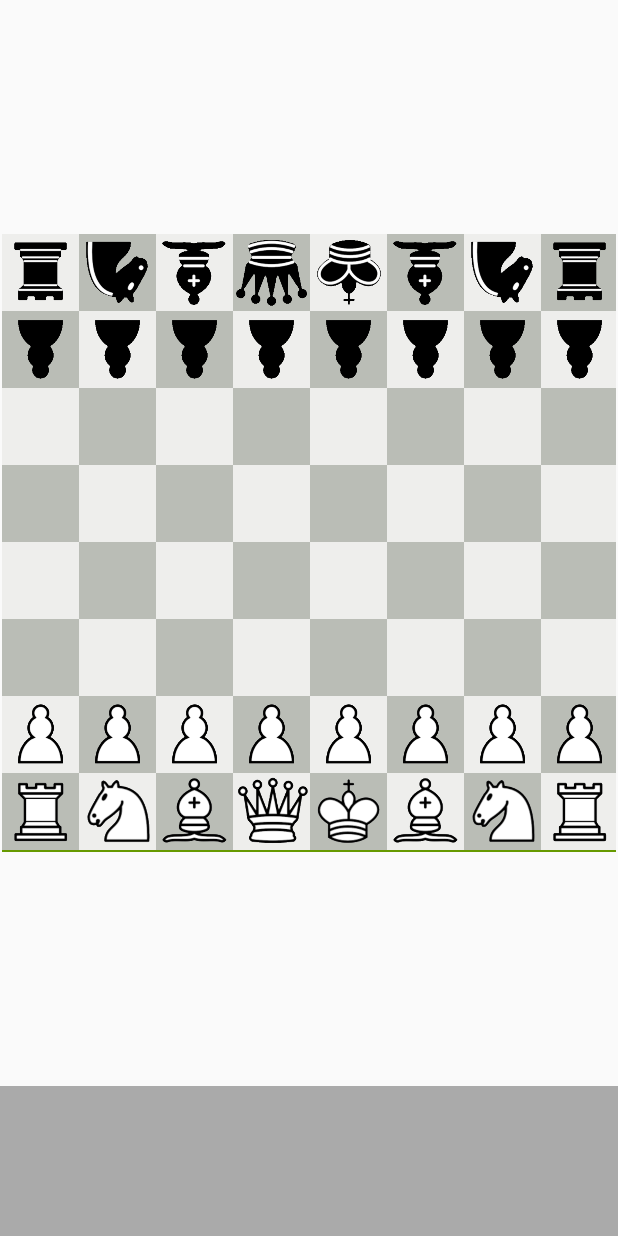
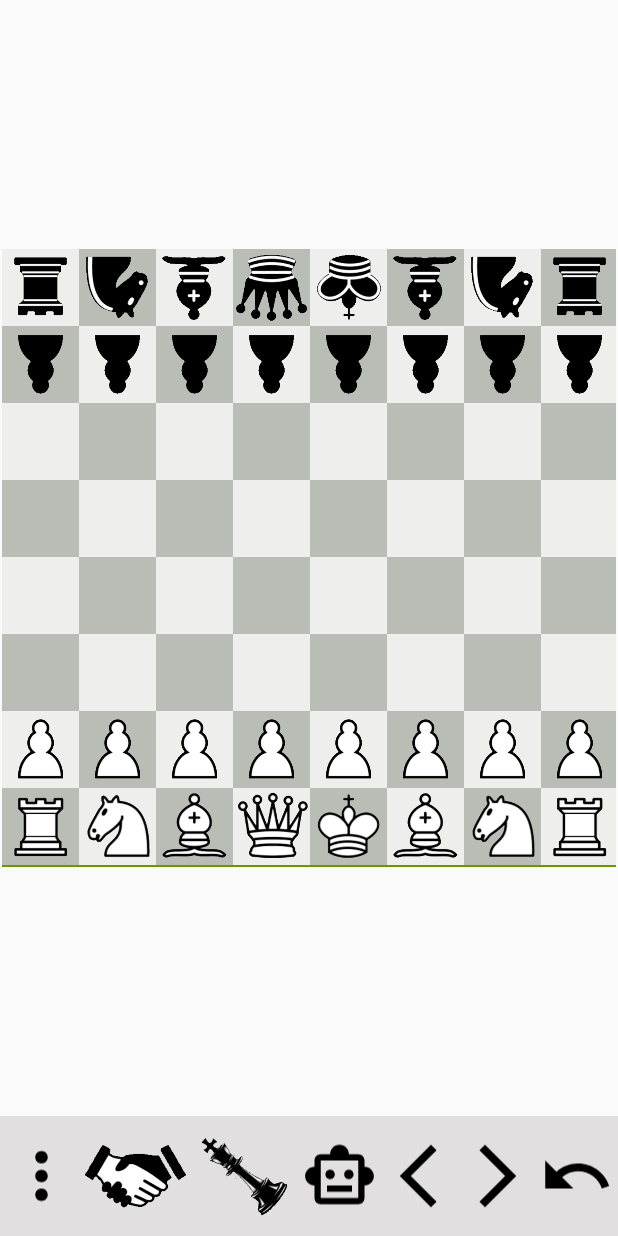
Before and after one commit to deno101/chessgame, an Android app: the screen it shows after launch (MainActivity), on a phone screen of 412 x 824 dp. Run offline under Robolectric (Android 15) with nearby library versions, the phone set to English and light mode, and no system bars.

Commit message:
init action bar

```diff
--- /dev/null
+++ b/app/src/main/res/drawable/ic_baseline_arrow_back_ios_new_24.xml
@@ -0,0 +1,9 @@
+<vector xmlns:android="http://schemas.android.com/apk/res/android"
+    android:width="24dp"
+    android:height="24dp"
+    android:viewportWidth="24"
+    android:viewportHeight="24">
+  <path
+      android:fillColor="@android:color/black"
+      android:pathData="M17.77,3.77l-1.77,-1.77l-10,10l10,10l1.77,-1.77l-8.23,-8.23z"/>
+</vector>
--- /dev/null
+++ b/app/src/main/res/drawable/ic_baseline_arrow_forward_ios_24.xml
@@ -0,0 +1,10 @@
+<vector xmlns:android="http://schemas.android.com/apk/res/android"
+    android:width="24dp"
+    android:height="24dp"
+    android:viewportWidth="24"
+    android:viewportHeight="24"
+    android:autoMirrored="true">
+  <path
+      android:fillColor="@android:color/black"
+      android:pathData="M6.23,20.23l1.77,1.77l10,-10l-10,-10l-1.77,1.77l8.23,8.23z"/>
+</vector>
--- /dev/null
+++ b/app/src/main/res/drawable/ic_baseline_more_vert_24.xml
@@ -0,0 +1,9 @@
+<vector xmlns:android="http://schemas.android.com/apk/res/android"
+    android:width="24dp"
+    android:height="24dp"
+    android:viewportWidth="24"
+    android:viewportHeight="24">
+  <path
+      android:fillColor="@android:color/black"
+      android:pathData="M12,8c1.1,0 2,-0.9 2,-2s-0.9,-2 -2,-2 -2,0.9 -2,2 0.9,2 2,2zM12,10c-1.1,0 -2,0.9 -2,2s0.9,2 2,2 2,-0.9 2,-2 -0.9,-2 -2,-2zM12,16c-1.1,0 -2,0.9 -2,2s0.9,2 2,2 2,-0.9 2,-2 -0.9,-2 -2,-2z"/>
+</vector>
--- /dev/null
+++ b/app/src/main/res/drawable/ic_baseline_undo_24.xml
@@ -0,0 +1,9 @@
+<vector xmlns:android="http://schemas.android.com/apk/res/android"
+    android:width="24dp"
+    android:height="24dp"
+    android:viewportWidth="24"
+    android:viewportHeight="24">
+  <path
+      android:fillColor="@android:color/black"
+      android:pathData="M12.5,8c-2.65,0 -5.05,0.99 -6.9,2.6L2,7v9h9l-3.62,-3.62c1.39,-1.16 3.16,-1.88 5.12,-1.88 3.54,0 6.55,2.31 7.6,5.5l2.37,-0.78C21.08,11.03 17.15,8 12.5,8z"/>
+</vector>
--- /dev/null
+++ b/app/src/main/res/drawable/outline_smart_toy_24.xml
@@ -0,0 +1,9 @@
+<vector xmlns:android="http://schemas.android.com/apk/res/android"
+    android:width="24dp"
+    android:height="24dp"
+    android:viewportWidth="24"
+    android:viewportHeight="24">
+  <path
+      android:fillColor="@android:color/black"
+      android:pathData="M20,9V7c0,-1.1 -0.9,-2 -2,-2h-3c0,-1.66 -1.34,-3 -3,-3S9,3.34 9,5H6C4.9,5 4,5.9 4,7v2c-1.66,0 -3,1.34 -3,3s1.34,3 3,3v4c0,1.1 0.9,2 2,2h12c1.1,0 2,-0.9 2,-2v-4c1.66,0 3,-1.34 3,-3S21.66,9 20,9zM18,19L6,19V7h12V19zM9,13c-0.83,0 -1.5,-0.67 -1.5,-1.5S8.17,10 9,10s1.5,0.67 1.5,1.5S9.83,13 9,13zM16.5,11.5c0,0.83 -0.67,1.5 -1.5,1.5s-1.5,-0.67 -1.5,-1.5S14.17,10 15,10S16.5,10.67 16.5,11.5zM8,15h8v2H8V15z"/>
+</vector>
--- a/app/src/main/res/layout/activity_main.xml
+++ b/app/src/main/res/layout/activity_main.xml
@@ -13,7 +13,7 @@
         android:columnCount="8"
         android:rowCount="8"
         android:background="@android:color/holo_green_dark"
-        app:layout_constraintBottom_toTopOf="@+id/linearLayout"
+        app:layout_constraintBottom_toTopOf="@+id/actionBar"
         app:layout_constraintEnd_toEndOf="parent"
         app:layout_constraintStart_toStartOf="parent"
         app:layout_constraintTop_toTopOf="parent"
@@ -22,11 +22,11 @@
 
     </GridLayout>
 
-    <LinearLayout
-        android:id="@+id/linearLayout"
+    <androidx.constraintlayout.widget.ConstraintLayout
+        android:id="@+id/actionBar"
         android:layout_width="match_parent"
-        android:layout_height="100dp"
-        android:background="@android:color/darker_gray"
+        android:layout_height="80dp"
+        android:background="#E1DFDF"
         android:orientation="horizontal"
         app:layout_constraintBottom_toBottomOf="parent"
         app:layout_constraintEnd_toEndOf="parent"
@@ -34,6 +34,86 @@
 
         <!--        TODO: add save, open, ai, resign, draw, undo-->
 
-    </LinearLayout>
+        <ImageView
+            android:id="@+id/ai"
+            android:layout_width="50dp"
+            android:layout_height="0dp"
+            app:layout_constraintBottom_toBottomOf="parent"
+            app:layout_constraintEnd_toStartOf="@+id/prevMove"
+            app:layout_constraintHorizontal_bias="0.5"
+            app:layout_constraintStart_toEndOf="@+id/resign"
+            app:layout_constraintTop_toTopOf="parent"
+            android:src="@drawable/outline_smart_toy_24" />
+
+        <ImageView
+            android:id="@+id/prevMove"
+            android:layout_width="50dp"
+            android:layout_height="0dp"
+            app:layout_constraintBottom_toBottomOf="parent"
+            app:layout_constraintEnd_toStartOf="@+id/nextMove"
+            app:layout_constraintHorizontal_bias="0.5"
+            app:layout_constraintStart_toEndOf="@+id/ai"
+            app:layout_constraintTop_toTopOf="parent"
+            app:layout_constraintVertical_bias="0.0"
+            android:src="@drawable/ic_baseline_arrow_back_ios_new_24" />
+
+        <ImageView
+            android:id="@+id/nextMove"
+            android:layout_width="50dp"
+            android:layout_height="0dp"
+            app:layout_constraintBottom_toBottomOf="parent"
+            app:layout_constraintEnd_toStartOf="@+id/undo"
+            app:layout_constraintHorizontal_bias="0.5"
+            app:layout_constraintStart_toEndOf="@+id/prevMove"
+            app:layout_constraintTop_toTopOf="parent"
+            app:layout_constraintVertical_bias="0.0"
+            android:src="@drawable/ic_baseline_arrow_forward_ios_24" />
+
+        <ImageView
+            android:id="@+id/undo"
+            android:layout_width="50dp"
+            android:layout_height="0dp"
+            app:layout_constraintBottom_toBottomOf="parent"
+            app:layout_constraintEnd_toEndOf="parent"
+            app:layout_constraintHorizontal_bias="0.5"
+            app:layout_constraintStart_toEndOf="@+id/nextMove"
+            app:layout_constraintTop_toTopOf="parent"
+            android:src="@drawable/ic_baseline_undo_24" />
+
+        <ImageView
+            android:id="@+id/resign"
+            android:layout_width="70dp"
+            android:layout_height="0dp"
+            app:layout_constraintBottom_toBottomOf="parent"
+            app:layout_constraintEnd_toStartOf="@+id/ai"
+            app:layout_constraintHorizontal_bias="0.5"
+            app:layout_constraintStart_toEndOf="@+id/draw"
+            app:layout_constraintTop_toTopOf="parent"
+            app:layout_constraintVertical_bias="0.0"
+            app:srcCompat="@drawable/resign" />
+
+        <ImageView
+            android:id="@+id/draw"
+            android:layout_width="70dp"
+            android:layout_height="0dp"
+            app:layout_constraintBottom_toBottomOf="parent"
+            app:layout_constraintEnd_toStartOf="@+id/resign"
+            app:layout_constraintHorizontal_bias="0.5"
+            app:layout_constraintStart_toEndOf="@+id/more"
+            app:layout_constraintTop_toTopOf="parent"
+            app:layout_constraintVertical_bias="0.0"
+            app:srcCompat="@drawable/handshake" />
+
+        <ImageView
+            android:id="@+id/more"
+            android:layout_width="50dp"
+            android:layout_height="0dp"
+            app:layout_constraintBottom_toBottomOf="parent"
+            app:layout_constraintEnd_toStartOf="@+id/draw"
+            app:layout_constraintHorizontal_bias="0.5"
+            app:layout_constraintStart_toStartOf="parent"
+            app:layout_constraintTop_toTopOf="parent"
+            android:src="@drawable/ic_baseline_more_vert_24" />
+    </androidx.constraintlayout.widget.ConstraintLayout>
 
 </androidx.constraintlayout.widget.ConstraintLayout>
```
Also changed, not shown: app/src/main/res/drawable/handshake.png (added), app/src/main/res/drawable/resign.png (added).
